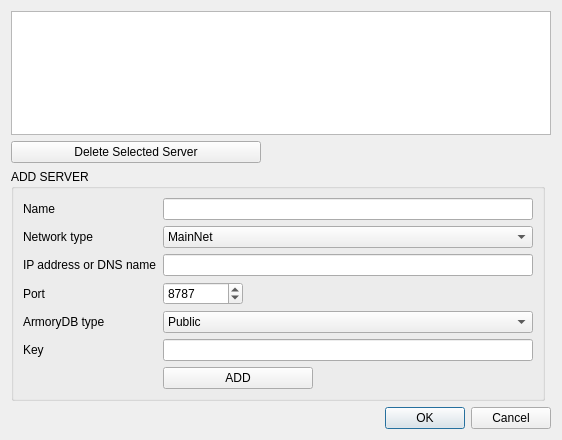
Before: the Qt Designer form BlockSettleUILib/ArmoryServersWidget.ui in BlockSettle/common, drawn with Qt 5.
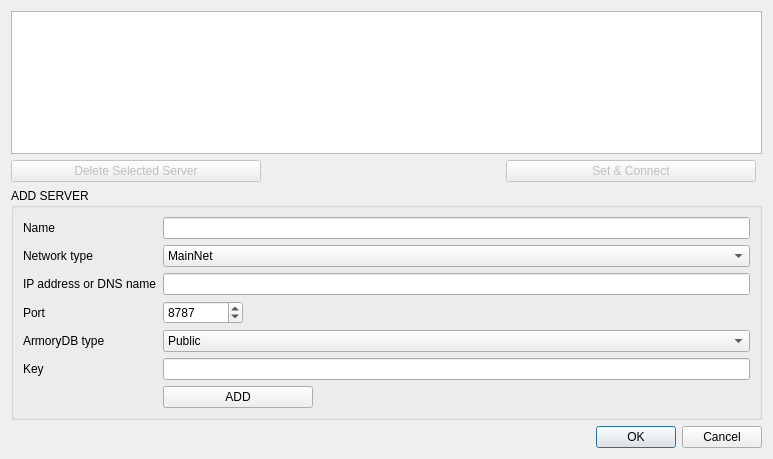
After: the same form once the commit is applied.

Commit message: connect to armory from settings

```diff
--- a/BlockSettleUILib/ArmoryServersWidget.ui
+++ b/BlockSettleUILib/ArmoryServersWidget.ui
@@ -6,31 +6,37 @@
    <rect>
     <x>0</x>
     <y>0</y>
-    <width>562</width>
-    <height>440</height>
+    <width>773</width>
+    <height>459</height>
    </rect>
   </property>
   <property name="windowTitle">
    <string>Armory Servers</string>
   </property>
   <layout class="QGridLayout" name="gridLayout_2">
-   <item row="0" column="0" colspan="2">
-    <widget class="QTableView" name="tableViewArmory">
-     <property name="selectionMode">
-      <enum>QAbstractItemView::SingleSelection</enum>
-     </property>
-     <property name="selectionBehavior">
-      <enum>QAbstractItemView::SelectRows</enum>
-     </property>
-     <property name="cornerButtonEnabled">
-      <bool>false</bool>
-     </property>
-     <attribute name="verticalHeaderVisible">
-      <bool>false</bool>
-     </attribute>
-    </widget>
-   </item>
    <item row="2" column="0">
+    <widget class="QPushButton" name="pushButtonDeleteServer">
+     <property name="enabled">
+      <bool>false</bool>
+     </property>
+     <property name="minimumSize">
+      <size>
+       <width>250</width>
+       <height>0</height>
+      </size>
+     </property>
+     <property name="maximumSize">
+      <size>
+       <width>250</width>
+       <height>16777215</height>
+      </size>
+     </property>
+     <property name="text">
+      <string>Delete Selected Server</string>
+     </property>
+    </widget>
+   </item>
+   <item row="3" column="0" colspan="4">
     <widget class="QGroupBox" name="groupBox">
      <property name="title">
       <string>ADD SERVER</string>
@@ -162,7 +168,7 @@
      </layout>
     </widget>
    </item>
-   <item row="3" column="0" colspan="2">
+   <item row="4" column="0" colspan="4">
     <widget class="QDialogButtonBox" name="buttonBox">
      <property name="orientation">
       <enum>Qt::Horizontal</enum>
@@ -172,8 +178,11 @@
      </property>
     </widget>
    </item>
-   <item row="1" column="0">
-    <widget class="QPushButton" name="pushButtonDeleteServer">
+   <item row="2" column="2">
+    <widget class="QPushButton" name="pushButtonConnect">
+     <property name="enabled">
+      <bool>false</bool>
+     </property>
      <property name="minimumSize">
       <size>
        <width>250</width>
@@ -187,10 +196,48 @@
       </size>
      </property>
      <property name="text">
-      <string>Delete Selected Server</string>
+      <string>Set &amp;&amp; Connect</string>
      </property>
     </widget>
    </item>
+   <item row="0" column="0" colspan="4">
+    <widget class="QTableView" name="tableViewArmory">
+     <property name="horizontalScrollBarPolicy">
+      <enum>Qt::ScrollBarAsNeeded</enum>
+     </property>
+     <property name="alternatingRowColors">
+      <bool>true</bool>
+     </property>
+     <property name="selectionMode">
+      <enum>QAbstractItemView::SingleSelection</enum>
+     </property>
+     <property name="selectionBehavior">
+      <enum>QAbstractItemView::SelectRows</enum>
+     </property>
+     <property name="textElideMode">
+      <enum>Qt::ElideNone</enum>
+     </property>
+     <property name="cornerButtonEnabled">
+      <bool>false</bool>
+     </property>
+     <attribute name="verticalHeaderVisible">
+      <bool>false</bool>
+     </attribute>
+    </widget>
+   </item>
+   <item row="2" column="1">
+    <spacer name="horizontalSpacer">
+     <property name="orientation">
+      <enum>Qt::Horizontal</enum>
+     </property>
+     <property name="sizeHint" stdset="0">
+      <size>
+       <width>40</width>
+       <height>20</height>
+      </size>
+     </property>
+    </spacer>
+   </item>
   </layout>
  </widget>
  <resources/>
```
The commit also changes 14 other files.
